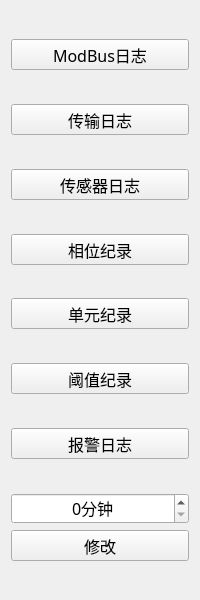
The window that IDC_TestSystem/mpdu/m_toolbox/m_logstoolwid.ui (ChinaClever/IDC_TestSystem) describes before a commit, drawn with Qt 5.
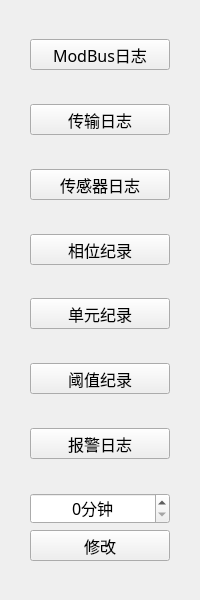
The same window after the commit.

```diff
--- a/IDC_TestSystem/mpdu/m_toolbox/m_logstoolwid.ui
+++ b/IDC_TestSystem/mpdu/m_toolbox/m_logstoolwid.ui
@@ -20,6 +20,12 @@
    <string>Form</string>
   </property>
   <layout class="QVBoxLayout" name="verticalLayout">
+   <property name="leftMargin">
+    <number>30</number>
+   </property>
+   <property name="rightMargin">
+    <number>30</number>
+   </property>
    <item>
     <spacer name="verticalSpacer">
      <property name="orientation">
```
